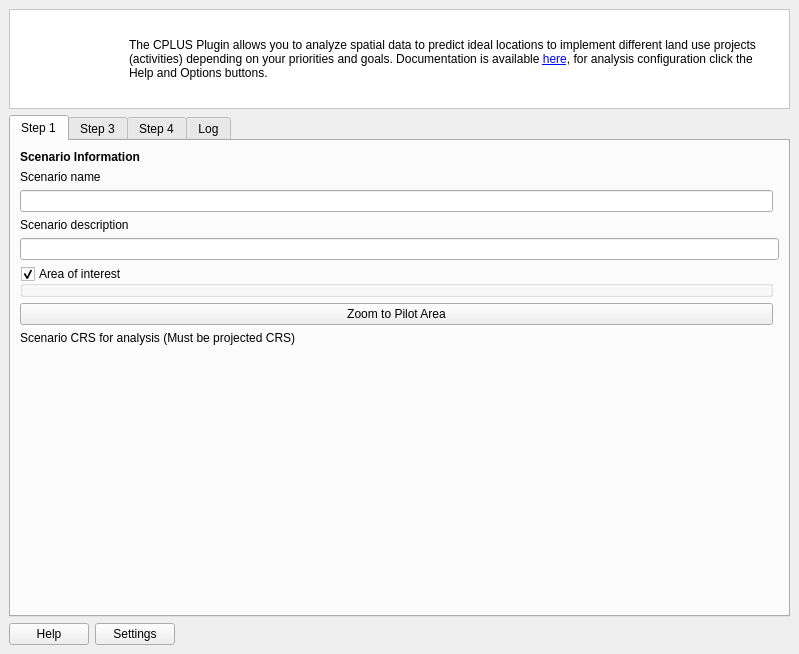
The window that src/cplus_plugin/ui/qgis_cplus_main_dockwidget.ui (ConservationInternational/cplus-plugin) describes before a commit, drawn with Qt 5.
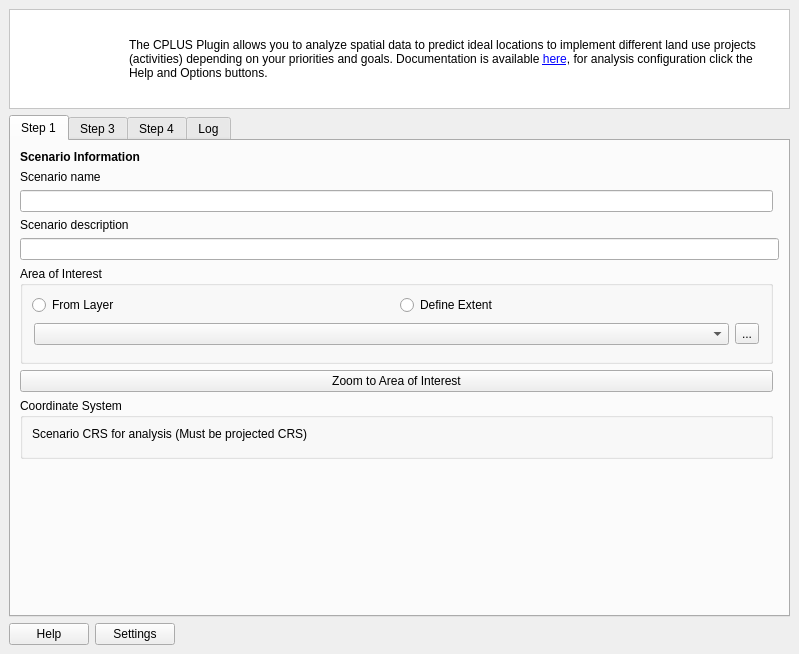
The same window after the commit. Icons and pictures are not drawn. Custom widgets are drawn as their Qt base class.

Commit message: Add support for clipping pathways and priority layers by the studyarea kayer

What changed in the file:
```diff
--- a/src/cplus_plugin/ui/qgis_cplus_main_dockwidget.ui
+++ b/src/cplus_plugin/ui/qgis_cplus_main_dockwidget.ui
@@ -138,9 +138,63 @@
          </widget>
         </item>
         <item row="7" column="0">
+         <widget class="QGroupBox" name="groupBox_2">
+          <property name="title">
+           <string>Area of Interest</string>
+          </property>
+          <layout class="QGridLayout" name="gridLayout_3">
+           <item row="0" column="0">
+            <widget class="QRadioButton" name="rb_studyarea">
+             <property name="text">
+              <string>From Layer</string>
+             </property>
+            </widget>
+           </item>
+           <item row="0" column="1">
+            <widget class="QRadioButton" name="rb_extent">
+             <property name="text">
+              <string>Define Extent</string>
+             </property>
+            </widget>
+           </item>
+           <item row="1" column="0" colspan="2">
+            <widget class="QStackedWidget" name="studyarea_stacked_widget">
+             <property name="frameShape">
+              <enum>QFrame::NoFrame</enum>
+             </property>
+             <property name="currentIndex">
+              <number>0</number>
+             </property>
+             <widget class="QWidget" name="pg_local">
+              <layout class="QGridLayout" name="gridLayout_2">
+               <property name="leftMargin">
+                <number>2</number>
+               </property>
+               <property name="topMargin">
+                <number>2</number>
+               </property>
+               <property name="rightMargin">
+                <number>2</number>
+               </property>
+               <property name="bottomMargin">
+                <number>2</number>
+               </property>
+               <item row="0" column="0" alignment="Qt::AlignTop">
+                <widget class="QgsMapLayerComboBox" name="cbo_studyarea">                 
+                </widget>
+               </item>
+               <item row="0" column="1" alignment="Qt::AlignTop">
+                <widget class="QToolButton" name="btn_choose_studyarea_file">
+                 <property name="text">
+                  <string>...</string>
+                 </property>
+                </widget>
+               </item>
+              </layout>
+             </widget>
          <widget class="QgsExtentGroupBox" name="extent_box">
           <property name="title">
-           <string>Area of interest</string>
+               <string>Area of interest (Study Area)</string>
           </property>
           <property name="checkable">
            <bool>true</bool>
@@ -149,6 +203,10 @@
            <bool>false</bool>
           </property>
          </widget>
+            </widget>
+           </item>
+          </layout>
+         </widget>
         </item>
         <item row="5" column="0">
          <widget class="QLabel" name="label_71">
@@ -166,19 +224,28 @@
            <string>&lt;html&gt;&lt;head/&gt;&lt;body&gt;&lt;pre style=&quot; margin-top:0px; margin-bottom:0px; margin-left:0px; margin-right:0px; -qt-block-indent:0; text-indent:0px; background-color:#ffffff;&quot;&gt;&lt;span style=&quot; font-family:'JetBrains Mono','monospace'; font-size:9.8pt; color:#067d17;&quot;&gt;Changes the current map canvas extent to the pilot area extent. Zoom only occurs&lt;/span&gt;&lt;/pre&gt;&lt;pre style=&quot; margin-top:0px; margin-bottom:0px; margin-left:0px; margin-right:0px; -qt-block-indent:0; text-indent:0px; background-color:#ffffff;&quot;&gt;&lt;span style=&quot; font-family:'JetBrains Mono','monospace'; font-size:9.8pt; color:#067d17;&quot;&gt;if the map canvas is using EPSG:4326 coordinate system.&lt;/span&gt;&lt;/pre&gt;&lt;/body&gt;&lt;/html&gt;</string>
           </property>
           <property name="text">
-           <string>Zoom to Pilot Area</string>
+           <string>Zoom to Area of Interest</string>
           </property>
          </widget>
         </item>
-        <item row="10" column="0">
+        <item row="11" column="0">
+         <widget class="QGroupBox" name="groupbox_crs">
+          <property name="title">
+           <string>Coordinate System</string>
+          </property>
+          <layout class="QGridLayout" name="grid_crs">
+           <item row="0" column="0">
          <widget class="QLabel" name="lblCrsdescription">
           <property name="text">
            <string>Scenario CRS for analysis (Must be projected CRS)</string>
           </property>
          </widget>
         </item>
-        <item row="11" column="0">
-          <widget class="QgsProjectionSelectionWidget" name="crs_selector" native="true"/>
+           <item row="1" column="0">
+            <widget class="QgsProjectionSelectionWidget" name="crs_selector"/>
+           </item>
+          </layout>
+         </widget>
         </item>
         <item row="1" column="0">
          <widget class="QLabel" name="label_64">
@@ -807,18 +874,23 @@
    <header>qgscollapsiblegroupbox.h</header>
    <container>1</container>
   </customwidget>
-  <customwidget>
-   <class>QgsProjectionSelectionWidget</class>
-   <extends>QWidget</extends>
-   <header>qgsprojectionselectionwidget.h</header>
-   <container>1</container>
-  </customwidget>
   <customwidget>
    <class>QgsExtentGroupBox</class>
    <extends>QgsCollapsibleGroupBox</extends>
    <header>qgsextentgroupbox.h</header>
    <container>1</container>
   </customwidget>
+  <customwidget>
+   <class>QgsMapLayerComboBox</class>
+   <extends>QComboBox</extends>
+   <header>qgsmaplayercombobox.h</header>
+  </customwidget>
+  <customwidget>
+   <class>QgsProjectionSelectionWidget</class>
+   <extends>QWidget</extends>
+   <header>qgsprojectionselectionwidget.h</header>
+   <container>1</container>
+  </customwidget>
  </customwidgets>
  <resources/>
  <connections/>
```
Lines whose indentation alone changed are shown as unchanged. The commit also changes 5 other files.
